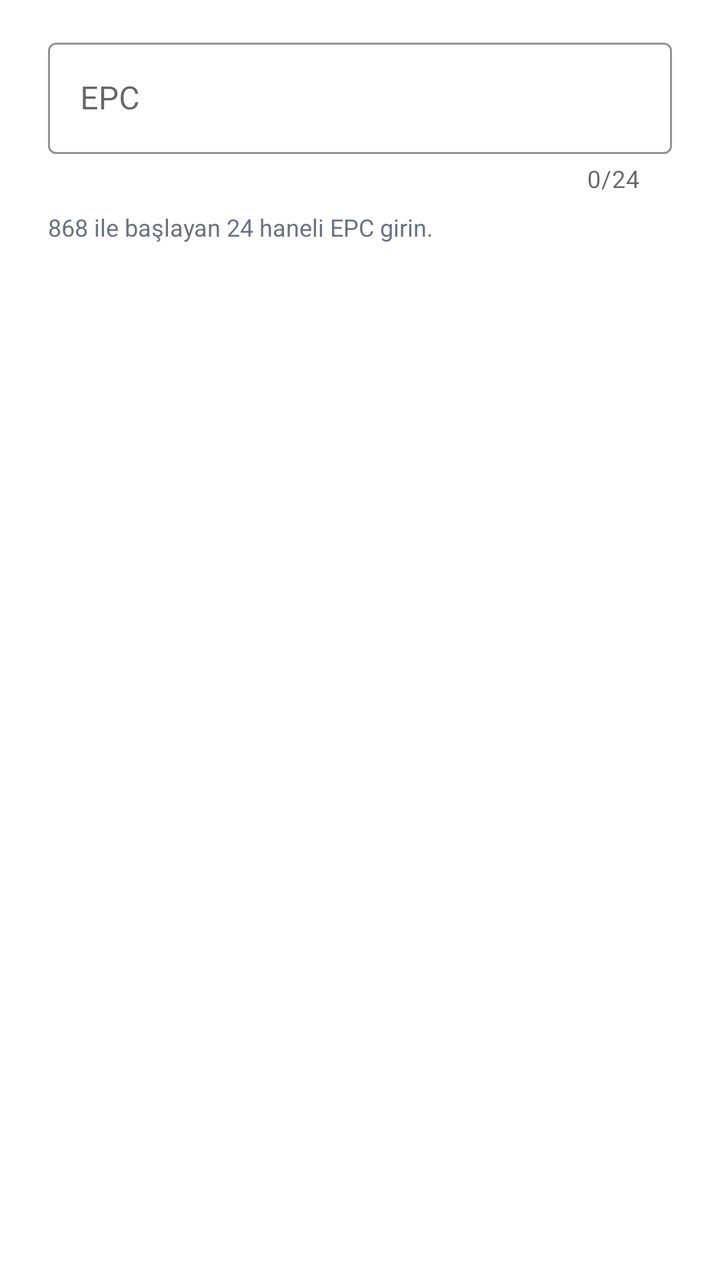
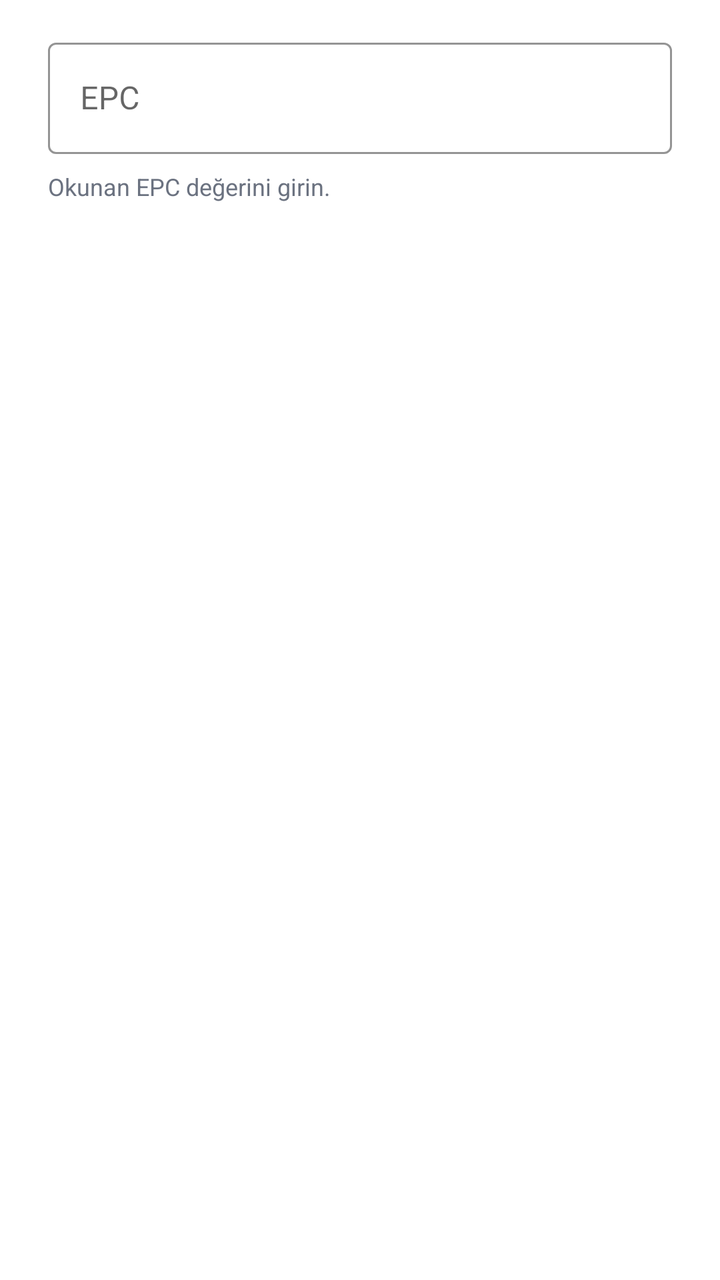

Before-and-after screenshots of an Android layout around one commit, followed by the original layout XML and the change that was made.
<!-- AndroidManifest.xml: application theme Theme.ArmineOrderModule -->
<!-- res/layout/dialog_add_order_line.xml -->
<?xml version="1.0" encoding="utf-8"?>
<LinearLayout xmlns:android="http://schemas.android.com/apk/res/android"
    xmlns:app="http://schemas.android.com/apk/res-auto"
    android:layout_width="match_parent"
    android:layout_height="wrap_content"
    android:orientation="vertical"
    android:paddingStart="24dp"
    android:paddingTop="16dp"
    android:paddingEnd="24dp"
    android:paddingBottom="8dp">

    <com.google.android.material.textfield.TextInputLayout
        android:id="@+id/tilManualEpc"
        style="@style/Widget.MaterialComponents.TextInputLayout.OutlinedBox"
        android:layout_width="match_parent"
        android:layout_height="wrap_content"
        android:hint="@string/wholesale_order_manual_epc_hint"
        app:boxStrokeColor="@color/login_primary"
        app:counterEnabled="true"
        app:counterMaxLength="24"
        app:hintTextColor="@color/login_primary">

        <com.google.android.material.textfield.TextInputEditText
            android:id="@+id/etManualEpc"
            android:layout_width="match_parent"
            android:layout_height="wrap_content"
            android:inputType="textVisiblePassword|textNoSuggestions"
            android:maxLength="24"
            android:maxLines="1" />
    </com.google.android.material.textfield.TextInputLayout>

    <TextView
        android:layout_width="match_parent"
        android:layout_height="wrap_content"
        android:layout_marginTop="8dp"
        android:text="@string/wholesale_order_manual_epc_format_hint"
        android:textColor="@color/login_subtitle"
        android:textSize="12sp" />

</LinearLayout>
<!-- resources referenced by this layout -->
<resources>
  <color name="login_primary">#FF1E3A5F</color>
  <color name="login_subtitle">#FF6B7280</color>
  <string name="wholesale_order_manual_epc_format_hint">868 ile başlayan 24 haneli EPC girin.</string>
  <string name="wholesale_order_manual_epc_hint">EPC</string>
  <style name="Theme.ArmineOrderModule" parent="Theme.MaterialComponents.DayNight.NoActionBar">
          
          <item name="colorPrimary">@color/purple_500</item>
          <item name="colorPrimaryVariant">@color/purple_700</item>
          <item name="colorOnPrimary">@color/white</item>
          
          <item name="colorSecondary">@color/teal_200</item>
          <item name="colorSecondaryVariant">@color/teal_700</item>
          <item name="colorOnSecondary">@color/black</item>
          
          <item name="android:statusBarColor">?attr/colorPrimaryVariant</item>
          
      </style>
  <color name="purple_500">#FF6200EE</color>
  <color name="purple_700">#FF3700B3</color>
  <color name="white">#FFFFFFFF</color>
  <color name="teal_200">#FF03DAC5</color>
  <color name="teal_700">#FF018786</color>
  <color name="black">#FF000000</color>
</resources>

<!-- the commit's change to res/layout/dialog_add_order_line.xml (unified diff, before → after) -->
@@ -16,8 +16,6 @@
         android:layout_height="wrap_content"
         android:hint="@string/wholesale_order_manual_epc_hint"
         app:boxStrokeColor="@color/login_primary"
-        app:counterEnabled="true"
-        app:counterMaxLength="24"
         app:hintTextColor="@color/login_primary">
 
         <com.google.android.material.textfield.TextInputEditText
@@ -25,7 +23,6 @@
             android:layout_width="match_parent"
             android:layout_height="wrap_content"
             android:inputType="textVisiblePassword|textNoSuggestions"
-            android:maxLength="24"
             android:maxLines="1" />
     </com.google.android.material.textfield.TextInputLayout>
 
<!-- resource entries referenced after the edit -->
@@ -2,7 +2,7 @@
 <resources>
   <color name="login_primary">#FF1E3A5F</color>
   <color name="login_subtitle">#FF6B7280</color>
-  <string name="wholesale_order_manual_epc_format_hint">868 ile başlayan 24 haneli EPC girin.</string>
+  <string name="wholesale_order_manual_epc_format_hint">Okunan EPC değerini girin.</string>
   <string name="wholesale_order_manual_epc_hint">EPC</string>
   <style name="Theme.ArmineOrderModule" parent="Theme.MaterialComponents.DayNight.NoActionBar">
           
